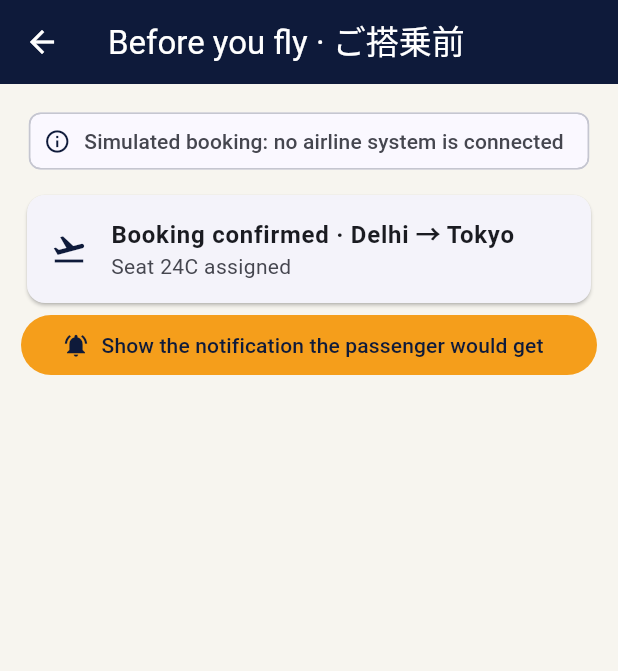
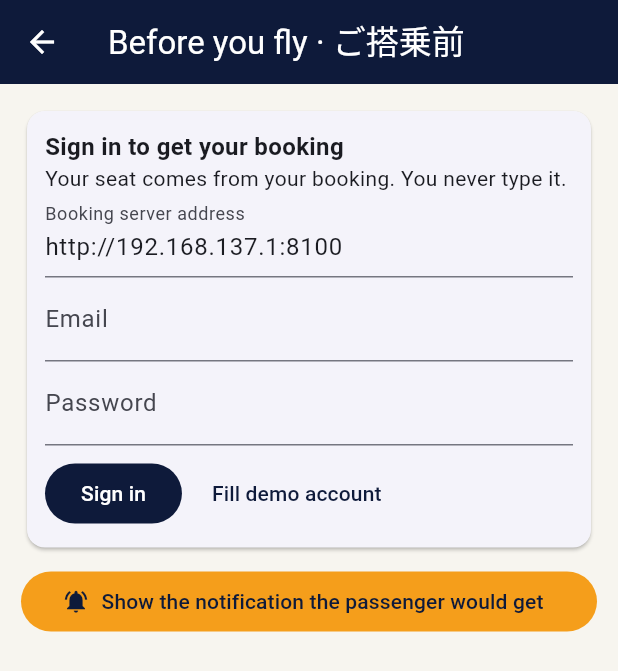
Before and after one commit to Cray749/flutter-app_Hashi, a Flutter app: the screen it shows after launch, after a tap on "1 · Before you fly", on a phone screen of 412 x 824 dp. Shown: the top 671 px of the screen. Run offline on Flutter 3.47's test engine with Material 3 defaults, Android fonts, the phone set to English and light mode, and no system bars; our stand-ins replace flutter_tts, image_picker, qr_flutter, shared_preferences, webview_flutter; missing offline and left inert: google_mlkit_text_recognition, google_mlkit_translation, webview_flutter_android; accounts and stored records are empty; statements that could not run were skipped.

Commit message:
Read the seat from the booking instead of typing it

```diff
--- a/lib/kit.dart
+++ b/lib/kit.dart
@@ -10,17 +10,20 @@ class Profile {
   bool senior;
   Set<String> needs;
   String server;
-  Profile({this.lang = 'ta', this.seat = '24C', this.senior = false, Set<String>? needs, this.server = 'http://192.168.137.1:8000'})
+  String central;
+  /// The seat comes from the booking and is never typed. Empty until the booking has been read.
+  Profile({this.lang = 'ta', this.seat = '', this.senior = false, Set<String>? needs, this.server = 'http://192.168.137.1:8000', this.central = 'http://192.168.137.1:8100'})
       : needs = needs ?? {};
 
   static Future<Profile> load() async {
     final p = await SharedPreferences.getInstance();
     return Profile(
       lang: p.getString('lang') ?? 'ta',
-      seat: p.getString('seat') ?? '24C',
+      seat: p.getString('seat') ?? '',
       senior: p.getBool('senior') ?? false,
       needs: (p.getStringList('needs') ?? []).toSet(),
       server: p.getString('server') ?? 'http://192.168.137.1:8000',
+      central: p.getString('central') ?? 'http://192.168.137.1:8100',
     );
   }
 
@@ -31,12 +34,14 @@ class Profile {
     await p.setBool('senior', senior);
     await p.setStringList('needs', needs.toList());
     await p.setString('server', server);
+    await p.setString('central', central);
   }
 
   /// Address of the cabin web app, with the profile in the URL fragment so it never reaches a server log.
   String cabinUrl() {
     final frag = 'lang=$lang&senior=${senior ? 1 : 0}&needs=${needs.join(',')}';
-    return '${server.replaceAll(RegExp(r'/+$'), '')}/p/?seat=$seat#$frag';
+    final query = seat.isEmpty ? '' : '?seat=$seat';
+    return '${server.replaceAll(RegExp(r'/+$'), '')}/p/$query#$frag';
   }
 }
 
--- a/lib/main.dart
+++ b/lib/main.dart
@@ -5,18 +5,21 @@ import 'cabin.dart';
 import 'kit.dart';
 import 'languages.dart';
 import 'preflight.dart';
+import 'repo.dart';
 
 void main() => runApp(const HashiApp());
 
 class HashiApp extends StatelessWidget {
-  const HashiApp({super.key});
+  /// Tests pass their own home screen; the app itself uses [Home].
+  final Widget? home;
+  const HashiApp({super.key, this.home});
 
   @override
   Widget build(BuildContext context) => MaterialApp(
         title: 'HASHI',
         debugShowCheckedModeBanner: false,
         theme: ThemeData(colorScheme: ColorScheme.fromSeed(seedColor: navy, primary: navy, secondary: saffron), useMaterial3: true, scaffoldBackgroundColor: const Color(0xFFF7F5EF)),
-        home: const Home(),
+        home: home ?? const Home(),
       );
 }
 
@@ -30,11 +33,18 @@ class Home extends StatefulWidget {
 
 class _HomeState extends State<Home> {
   Profile? profile;
+  PassengerRepo? repo;
 
   @override
   void initState() {
     super.initState();
-    Profile.load().then((p) => setState(() => profile = p));
+    Profile.load().then((p) async {
+      final r = await PassengerRepo.open(p.central);
+      applyAccountToProfile(p, r.preferences, r.trip);
+      if (mounted) setState(() { profile = p; repo = r; });
+      // pick up changes made elsewhere when there is a signal; silent when there is none
+      if (await r.refresh() && mounted) setState(() => applyAccountToProfile(p, r.preferences, r.trip));
+    });
   }
 
   void go(Widget screen) => Navigator.push(context, MaterialPageRoute(builder: (_) => screen)).then((_) => setState(() {}));
@@ -54,7 +64,8 @@ class _HomeState extends State<Home> {
   @override
   Widget build(BuildContext context) {
     final p = profile;
-    if (p == null) return const Scaffold(body: Center(child: CircularProgressIndicator()));
+    final r = repo;
+    if (p == null || r == null) return const Scaffold(body: Center(child: CircularProgressIndicator()));
     final l = langByCode(p.lang);
     return Scaffold(
       appBar: AppBar(
@@ -66,9 +77,9 @@ class _HomeState extends State<Home> {
       body: ListView(padding: const EdgeInsets.all(14), children: [
         const Text("Don't translate. Understand.", style: TextStyle(fontSize: 20, fontStyle: FontStyle.italic)),
         const SizedBox(height: 4),
-        Text('Seat ${p.seat} · ${l.name}${p.senior ? ' · bigger text' : ''}'),
+        Text('${p.seat.isEmpty ? 'Seat comes from your booking' : 'Seat ${p.seat}'} · ${l.name}${p.senior ? ' · bigger text' : ''}'),
         const SizedBox(height: 12),
-        step(Icons.event_available, '1 · Before you fly', 'Booking, preferences, language kit', () => go(PreflightScreen(profile: p))),
+        step(Icons.event_available, '1 · Before you fly', 'Booking, preferences, language kit', () => go(PreflightScreen(profile: p, repo: r))),
         step(Icons.flight, '2 · On the aircraft', 'Join the cabin network and talk to the crew', () => go(CabinScreen(profile: p))),
         step(Icons.camera_alt, '3 · After landing: read a sign', 'Camera to text to your language, no signal needed', () => go(SignScreen(profile: p)), color: const Color(0xFFFDF0D5)),
         step(Icons.record_voice_over, '3 · After landing: show staff', 'Japanese cards with sound', () => go(CardsScreen(profile: p))),
--- a/lib/preflight.dart
+++ b/lib/preflight.dart
@@ -2,14 +2,17 @@ import 'package:flutter/material.dart';
 import 'package:google_mlkit_translation/google_mlkit_translation.dart';
 
 import 'airport.dart' show navy, saffron;
+import 'central.dart';
 import 'kit.dart';
 import 'languages.dart';
+import 'repo.dart';
 
-/// Phase 1, pre-flight. The booking and the notification are SIMULATED (there is no airline API);
-/// the preferences are saved on the phone and the language kit download is real.
+/// Phase 1, pre-flight. The booking, seat and preferences come from the passenger's account on the central backend
+/// and are cached on the phone, so the screen also works with no signal. The airline's push notification is still simulated.
 class PreflightScreen extends StatefulWidget {
   final Profile profile;
-  const PreflightScreen({super.key, required this.profile});
+  final PassengerRepo repo;
+  const PreflightScreen({super.key, required this.profile, required this.repo});
 
   @override
   State<PreflightScreen> createState() => _PreflightScreenState();
@@ -19,8 +22,38 @@ class _PreflightScreenState extends State<PreflightScreen> {
   bool notified = false;
   final Map<String, String> kit = {}; // model code -> state
   bool downloading = false;
+  bool busy = false;
+  String? error;
+  late final TextEditingController central = TextEditingController(text: widget.profile.central);
+  final email = TextEditingController();
+  final password = TextEditingController();
 
   Profile get p => widget.profile;
+  PassengerRepo get repo => widget.repo;
+
+  void adopt() => applyAccountToProfile(p, repo.preferences, repo.trip);
+
+  Future<void> signIn() async {
+    setState(() { busy = true; error = null; });
+    try {
+      p.central = central.text.trim();
+      repo.client.baseUrl = p.central;
+      await repo.signIn(email.text.trim(), password.text);
+      adopt();
+      await p.save();
+    } on CentralException catch (e) {
+      error = e.message;
+    }
+    if (mounted) setState(() => busy = false);
+  }
+
+  Future<void> savePreferences() async {
+    final sent = await repo.edit(preferencesFromProfile(p, repo.preferences));
+    await p.save();
+    if (!mounted) return;
+    ScaffoldMessenger.of(context).showSnackBar(SnackBar(content: Text(sent ? 'Saved to your account' : 'Saved on this phone, will sync when there is a signal')));
+    setState(() {});
+  }
 
   Future<void> downloadKit() async {
     setState(() => downloading = true);
@@ -42,22 +75,46 @@ class _PreflightScreenState extends State<PreflightScreen> {
       }[code] ??
       langByCode(p.lang).name;
 
+  Widget accountCard() => Card(
+        child: Padding(
+          padding: const EdgeInsets.all(12),
+          child: Column(crossAxisAlignment: CrossAxisAlignment.start, children: [
+            const Text('Sign in to get your booking', style: TextStyle(fontWeight: FontWeight.bold, fontSize: 16)),
+            const Text('Your seat comes from your booking. You never type it.'),
+            TextField(controller: central, decoration: const InputDecoration(labelText: 'Booking server address')),
+            TextField(controller: email, keyboardType: TextInputType.emailAddress, decoration: const InputDecoration(labelText: 'Email')),
+            TextField(controller: password, obscureText: true, decoration: const InputDecoration(labelText: 'Password')),
+            if (error != null) Padding(padding: const EdgeInsets.only(top: 6), child: Text(error!, style: const TextStyle(color: Colors.red))),
+            const SizedBox(height: 8),
+            Row(children: [
+              FilledButton(onPressed: busy ? null : signIn, child: busy ? const SizedBox(width: 18, height: 18, child: CircularProgressIndicator(strokeWidth: 2)) : const Text('Sign in')),
+              const SizedBox(width: 8),
+              TextButton(onPressed: () => setState(() { email.text = 'demo.passenger@example.com'; password.text = 'demo-pass-123'; }), child: const Text('Fill demo account')),
+            ]),
+          ]),
+        ),
+      );
+
+  Widget bookingCard() {
+    final t = repo.trip;
+    return Card(
+      child: ListTile(
+        leading: const Icon(Icons.flight_takeoff, color: navy),
+        title: Text(t == null ? 'No upcoming booking found' : '${t.flightNumber} · ${t.from} → ${t.to}', style: const TextStyle(fontWeight: FontWeight.bold)),
+        subtitle: Text(t == null ? 'Check that your booking is confirmed.' : 'Seat ${t.seat} · from your booking'),
+        trailing: notified ? const Icon(Icons.check_circle, color: Colors.green) : null,
+      ),
+    );
+  }
+
   @override
   Widget build(BuildContext context) {
     final l = langByCode(p.lang);
     return Scaffold(
       appBar: AppBar(title: const Text('Before you fly · ご搭乗前'), backgroundColor: navy, foregroundColor: Colors.white),
       body: ListView(padding: const EdgeInsets.all(14), children: [
-        const Chip(label: Text('Simulated booking: no airline system is connected'), avatar: Icon(Icons.info_outline)),
+        if (!repo.signedIn) accountCard() else bookingCard(),
         const SizedBox(height: 8),
-        Card(
-          child: ListTile(
-            leading: const Icon(Icons.flight_takeoff, color: navy),
-            title: const Text('Booking confirmed · Delhi → Tokyo', style: TextStyle(fontWeight: FontWeight.bold)),
-            subtitle: Text('Seat ${p.seat} assigned'),
-            trailing: notified ? const Icon(Icons.check_circle, color: Colors.green) : null,
-          ),
-        ),
         if (!notified)
           FilledButton.icon(
             style: FilledButton.styleFrom(backgroundColor: saffron, foregroundColor: navy),
@@ -90,9 +147,9 @@ class _PreflightScreenState extends State<PreflightScreen> {
               value: p.needs.contains(n.key),
               onChanged: (v) => setState(() => v == true ? p.needs.add(n.key) : p.needs.remove(n.key)),
             ),
-          TextFormField(initialValue: p.seat, decoration: const InputDecoration(labelText: 'Seat (from your booking)'), onChanged: (v) => p.seat = v.toUpperCase()),
           const SizedBox(height: 12),
-          FilledButton(onPressed: () async { await p.save(); if (context.mounted) ScaffoldMessenger.of(context).showSnackBar(const SnackBar(content: Text('Saved on this phone'))); }, child: const Text('Save my preferences')),
+          FilledButton(onPressed: savePreferences, child: const Text('Save my preferences')),
+          if (repo.hasPendingEdit) const Padding(padding: EdgeInsets.only(top: 6), child: Text('Waiting for a signal: your changes are kept on this phone and will be sent later.', style: TextStyle(color: Colors.deepOrange))),
           const Divider(height: 32),
           Text('3 · Language kit for ${l.name}', style: Theme.of(context).textTheme.titleMedium),
           const Text('Small translation models stay on your phone so the camera translator works with no signal. Download them now, on Wi-Fi.'),
```
Also changed, not shown: 1 other file.
